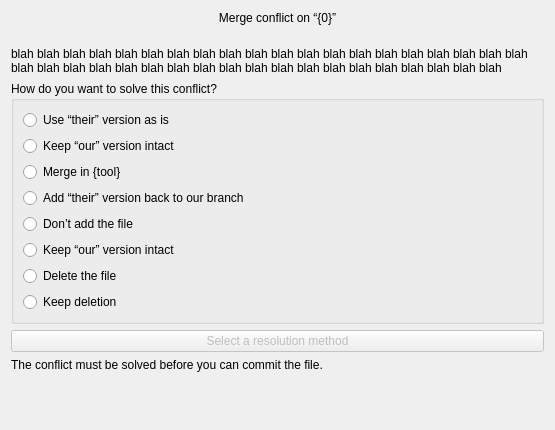
Qt form gitfourchette/forms/conflictview.ui (weblate/gitfourchette) before a commit.
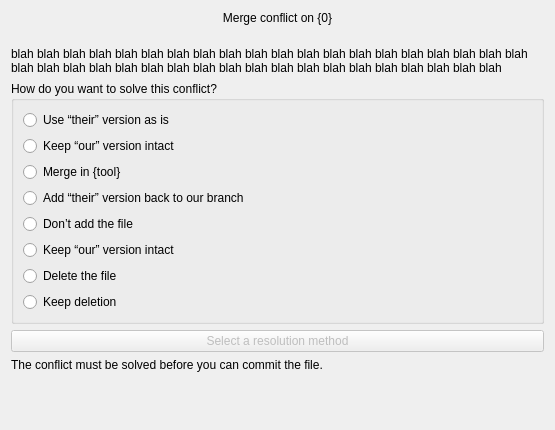
The same form after that commit.

The edit to the form file:
```diff
--- a/gitfourchette/forms/conflictview.ui
+++ b/gitfourchette/forms/conflictview.ui
@@ -23,7 +23,7 @@
    <item>
     <widget class="QLabel" name="titleLabel">
      <property name="text">
-      <string>Merge conflict on “{0}”</string>
+      <string>Merge conflict on {0}</string>
      </property>
      <property name="alignment">
       <set>Qt::AlignCenter</set>
```
Left out of the diff: 6 changed lines with no effect on the pictures.
